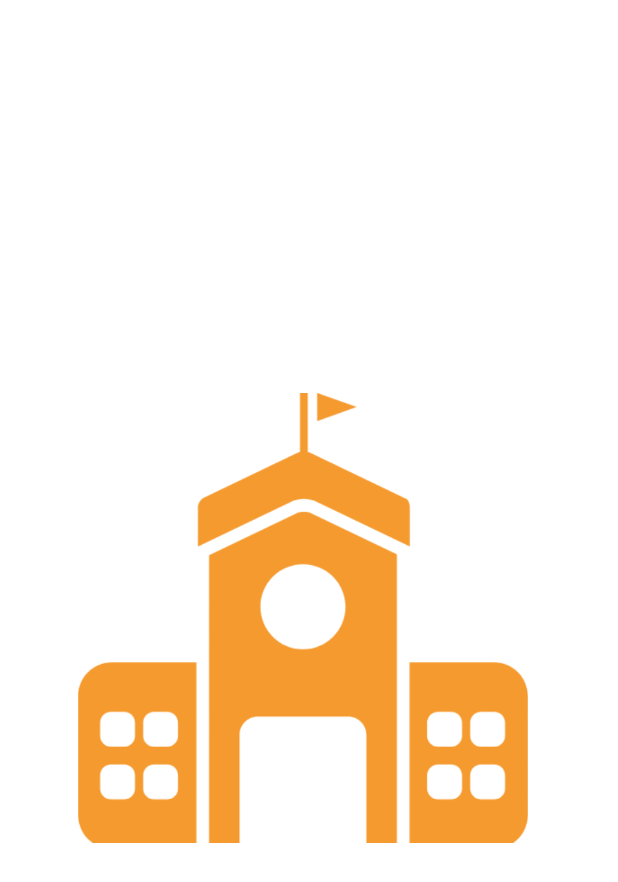
After one commit to ayush0402/Hack-o-Fiesta-21, an Android app: the splashscreen screen opened directly, with no data from a screen before it, on a phone screen of 412 x 824 dp. The commit adds this screen. Shown: the top 882 px of the screen. Run offline under Robolectric (Android 15) with nearby library versions, the phone set to English and light mode, and no system bars; Roboto replaces fonts that are not available here.

Commit message:
added splash screen

```diff
--- a/app/build.gradle
+++ b/app/build.gradle
@@ -1,6 +1,7 @@
 plugins {
     id 'com.android.application'
     id 'com.google.gms.google-services'
+    id 'kotlin-android'
 }
 
 android {
@@ -40,6 +41,7 @@ dependencies {
     implementation 'androidx.constraintlayout:constraintlayout:2.0.4'
     implementation platform('com.google.firebase:firebase-bom:26.8.0')
     implementation 'com.google.firebase:firebase-auth'
+    implementation "org.jetbrains.kotlin:kotlin-stdlib:$kotlin_version"
     testImplementation 'junit:junit:4.+'
     androidTestImplementation 'androidx.test.ext:junit:1.1.2'
     androidTestImplementation 'androidx.test.espresso:espresso-core:3.3.0'
--- /dev/null
+++ b/app/src/main/java/com/yash10019coder/videocalling/splashscreen.kt
@@ -0,0 +1,18 @@
+package com.yash10019coder.videocalling
+
+import android.content.Intent
+import androidx.appcompat.app.AppCompatActivity
+import android.os.Bundle
+import android.os.Handler
+
+class splashscreen : AppCompatActivity() {
+    override fun onCreate(savedInstanceState: Bundle?) {
+        super.onCreate(savedInstanceState)
+        setContentView(R.layout.activity_splashscreen)
+        Handler().postDelayed({
+            val intent = Intent(this,LoginActivity::class.java)
+            startActivity(intent)
+            finish()
+        },2000)
+    }
+}
--- /dev/null
+++ b/app/src/main/res/layout/activity_splashscreen.xml
@@ -0,0 +1,14 @@
+<?xml version="1.0" encoding="utf-8"?>
+<LinearLayout xmlns:android="http://schemas.android.com/apk/res/android"
+    xmlns:app="http://schemas.android.com/apk/res-auto"
+    xmlns:tools="http://schemas.android.com/tools"
+    android:layout_width="match_parent"
+    android:layout_height="match_parent"
+    tools:context=".splashscreen">
+    <ImageView
+        android:layout_width="300dp"
+        android:layout_height="300dp"
+        android:layout_marginLeft="52dp"
+        android:layout_gravity="center|center_vertical|center_horizontal"
+        android:src="@drawable/splash"/>
+</LinearLayout>
--- a/app/src/main/res/values/themes.xml
+++ b/app/src/main/res/values/themes.xml
@@ -1,6 +1,6 @@
 <resources xmlns:tools="http://schemas.android.com/tools">
     <!-- Base application theme. -->
-    <style name="Theme.VideoCalling" parent="Theme.MaterialComponents.DayNight.DarkActionBar">
+    <style name="Theme.VideoCalling" parent="Theme.MaterialComponents.DayNight.NoActionBar">
         <!-- Primary brand color. -->
         <item name="colorPrimary">@color/purple_500</item>
         <item name="colorPrimaryVariant">@color/purple_700</item>
--- a/build.gradle
+++ b/build.gradle
@@ -1,5 +1,8 @@
 // Top-level build file where you can add configuration options common to all sub-projects/modules.
 buildscript {
+    ext {
+        kotlin_version = '1.4.32'
+    }
     repositories {
         google()
         jcenter()
@@ -7,6 +10,7 @@ buildscript {
     dependencies {
         classpath "com.android.tools.build:gradle:4.1.3"
         classpath 'com.google.gms:google-services:4.3.5'
+        classpath "org.jetbrains.kotlin:kotlin-gradle-plugin:$kotlin_version"
 
         // NOTE: Do not place your application dependencies here; they belong
         // in the individual module build.gradle files
```
Also changed, not shown: app/src/main/AndroidManifest.xml (+9 -6 lines), app/src/main/res/drawable/splash.png (added), 1 other file.
